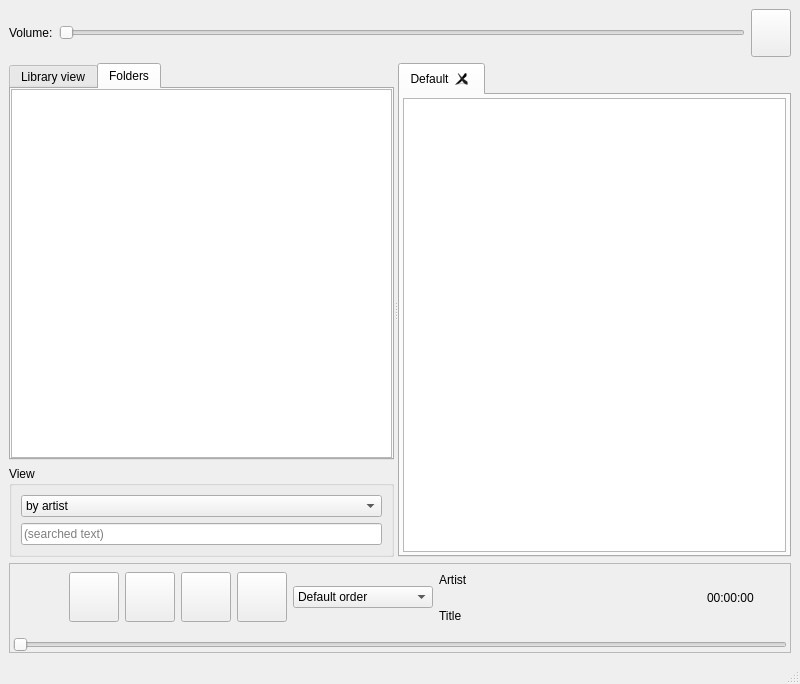
artwaw/Pink-Audio-Player, file Player.ui: the form before one commit.
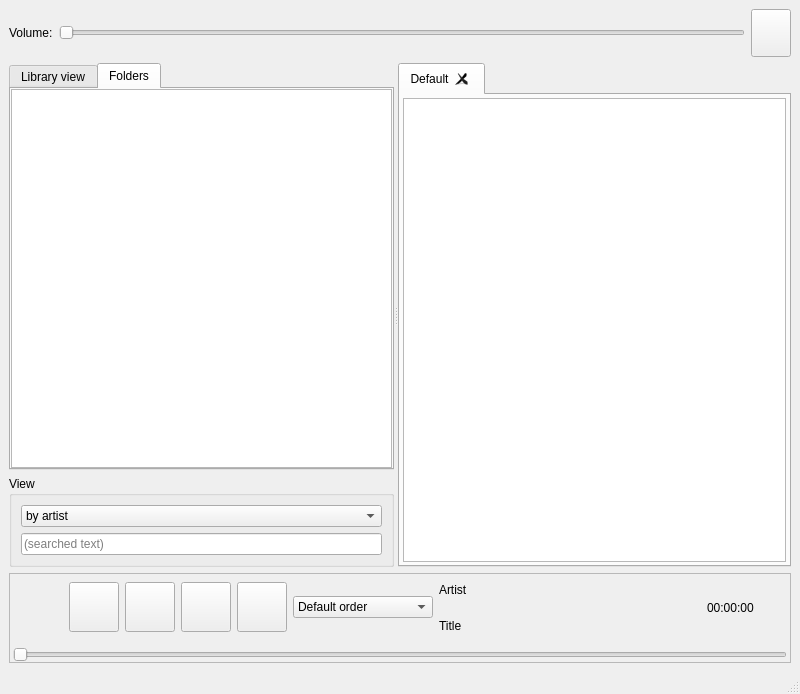
The form after the commit. The open tabs and pages were chosen to show the change. Icons and pictures are not drawn.

Commit message:
File tree view enabled.
Drag&drop needs to be implemented though.

```diff
--- a/Player.ui
+++ b/Player.ui
@@ -7,7 +7,7 @@
     <x>0</x>
     <y>0</y>
     <width>800</width>
-    <height>684</height>
+    <height>694</height>
    </rect>
   </property>
   <property name="windowTitle">
```
Left out of the diff: 4 changed lines with no effect on the pictures. The commit also changes 2 other files.
